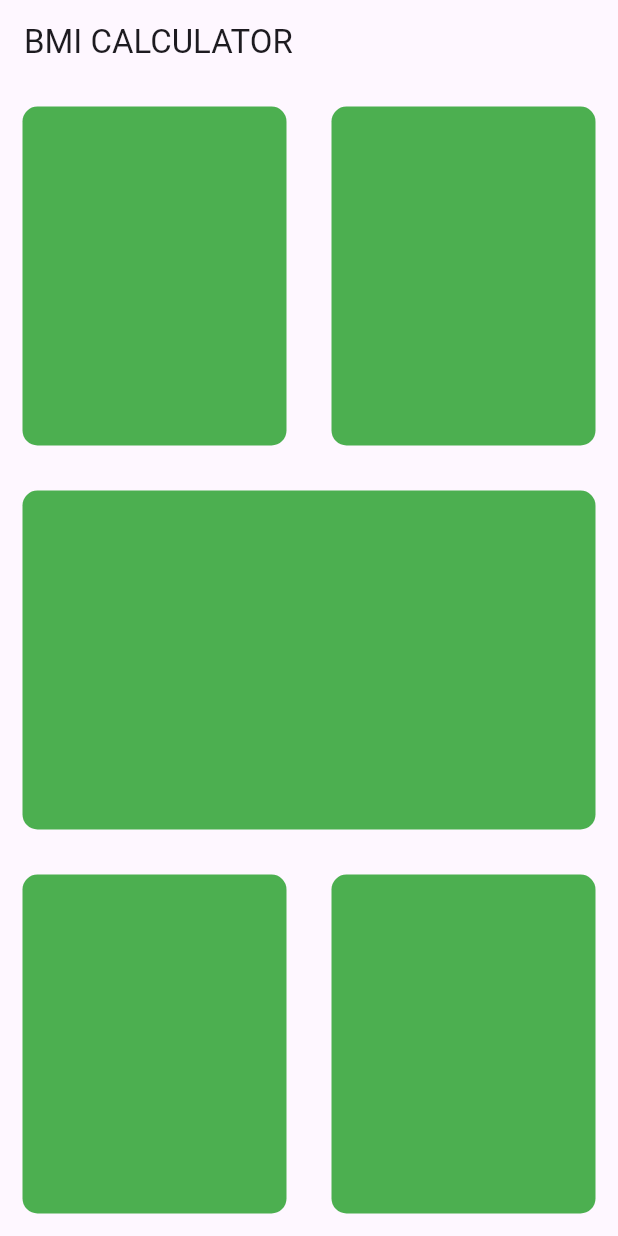
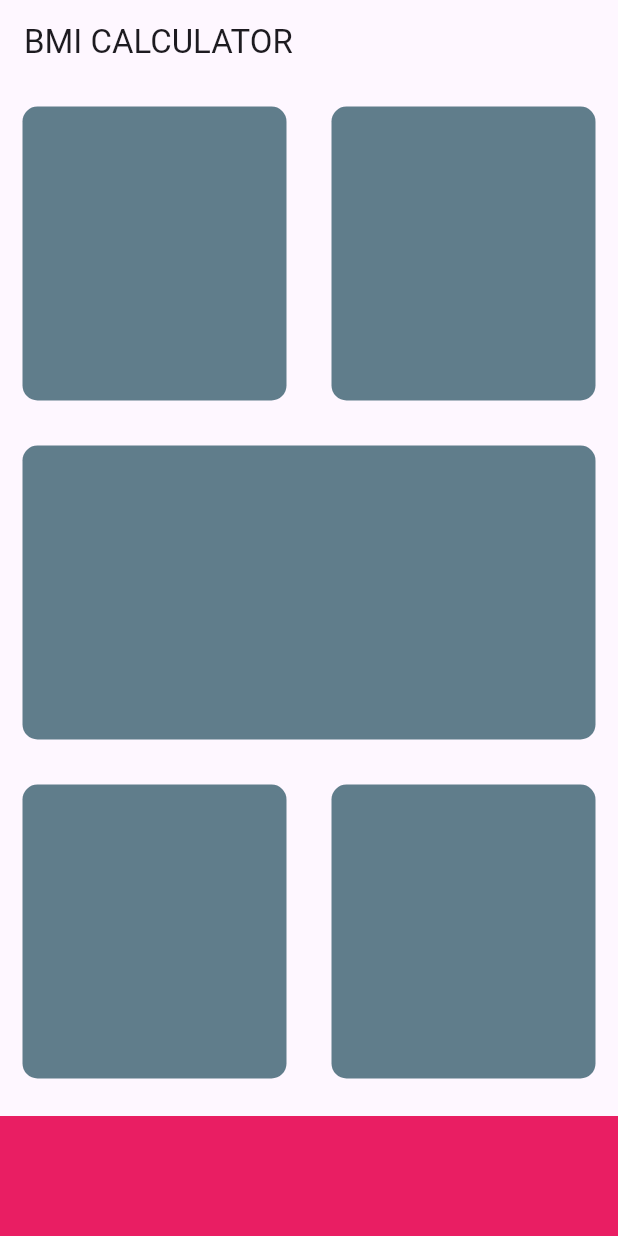
Before and after one commit to lightrao/bmi_calculator_flutter_24, a Flutter app: the screen it shows after launch, on a phone screen of 412 x 824 dp. Run offline on Flutter 3.47's test engine with Material 3 defaults, Android fonts, the phone set to English and light mode, and no system bars.

Commit message:
Final vs. Const

```diff
--- a/lib/input_page.dart
+++ b/lib/input_page.dart
@@ -1,4 +1,8 @@
 import 'package:flutter/material.dart';
+
+const double bottomContainerHeight = 80;
+const activeCardColor = Colors.blueGrey;
+const bottomContainerColor = Colors.pink;
 
 class InputPage extends StatefulWidget {
   @override
@@ -19,12 +23,12 @@ class _InputPageState extends State<InputPage> {
                 children: [
                   Expanded(
                     child: ReusableCard(
-                      colour: Colors.green,
+                      colour: activeCardColor,
                     ),
                   ),
                   Expanded(
                     child: ReusableCard(
-                      colour: Colors.green,
+                      colour: activeCardColor,
                     ),
                   )
                 ],
@@ -32,7 +36,7 @@ class _InputPageState extends State<InputPage> {
             ),
             Expanded(
               child: ReusableCard(
-                colour: Colors.green,
+                colour: activeCardColor,
               ),
             ),
             Expanded(
@@ -40,16 +44,22 @@ class _InputPageState extends State<InputPage> {
                 children: [
                   Expanded(
                     child: ReusableCard(
-                      colour: Colors.green,
+                      colour: activeCardColor,
                     ),
                   ),
                   Expanded(
                     child: ReusableCard(
-                      colour: Colors.green,
+                      colour: activeCardColor,
                     ),
                   )
                 ],
               ),
+            ),
+            Container(
+              color: bottomContainerColor,
+              margin: EdgeInsets.only(top: 10),
+              width: double.infinity,
+              height: bottomContainerHeight,
             ),
           ],
         ));
```
